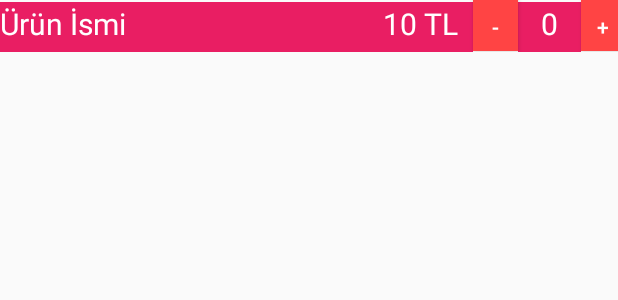
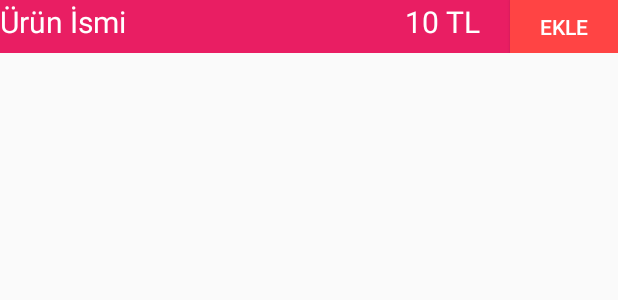
Before and after one commit to fatihy101/yemek-siparis-app, an Android app: the layout satir_urun_liste.xml on its own in the app's theme, with its tools: preview values and no code run, on a phone screen of 412 x 824 dp. Shown: the top 300 px of the screen. Run offline under Robolectric (Android 15) with nearby library versions, the phone set to English and light mode, and no system bars.

Commit message:
Urunleri listeleme tamamlandı.  (STABLE)

```diff
--- a/project_file/YemekSiparisApp/app/src/main/java/com/yazilimmuhendisligi/yemeksiparis/ui_musteri/SiparisVerActivity/RestoranListeRecylerAdapter_Musteri.java
+++ b/project_file/YemekSiparisApp/app/src/main/java/com/yazilimmuhendisligi/yemeksiparis/ui_musteri/SiparisVerActivity/RestoranListeRecylerAdapter_Musteri.java
@@ -43,6 +43,7 @@ public class RestoranListeRecylerAdapter_Musteri extends RecyclerView.Adapter<Re
             public void onClick(View v) {
                 Intent intent = new Intent(v.getContext(), UrunListelemeActivity_Siparis.class);
                 intent.putExtra("firmaUID",firmalar_uid.get(position));
+                intent.putExtra("firma_isim",firmalar_isim.get(position));
                  v.getContext().startActivity(intent);
             }
         });
--- a/project_file/YemekSiparisApp/app/src/main/res/layout/activity_urun_listeleme__siparis.xml
+++ b/project_file/YemekSiparisApp/app/src/main/res/layout/activity_urun_listeleme__siparis.xml
@@ -7,8 +7,8 @@
     android:layout_height="match_parent"
     tools:context=".ui_musteri.SiparisVerActivity.UrunListelemeActivity_Siparis">
 
-    <ListView
-        android:id="@+id/listview_urunler"
+    <androidx.recyclerview.widget.RecyclerView
+        android:id="@+id/urunler_musteri_recyclerview"
         android:layout_width="match_parent"
         android:layout_height="match_parent" />
 
--- a/project_file/YemekSiparisApp/app/src/main/res/layout/satir_urun_liste.xml
+++ b/project_file/YemekSiparisApp/app/src/main/res/layout/satir_urun_liste.xml
@@ -1,5 +1,7 @@
 <?xml version="1.0" encoding="utf-8"?>
-<GridLayout xmlns:android="http://schemas.android.com/apk/res/android"
+<androidx.constraintlayout.widget.ConstraintLayout xmlns:android="http://schemas.android.com/apk/res/android"
+    xmlns:app="http://schemas.android.com/apk/res-auto"
+    xmlns:tools="http://schemas.android.com/tools"
     android:orientation="vertical"
      android:layout_width="match_parent"
     android:layout_height="wrap_content">
@@ -7,71 +9,46 @@
     <TextView
         android:id="@+id/urun_ismi_liste"
         android:layout_width="250dp"
-        android:layout_height="wrap_content"
+        android:layout_height="35dp"
+
+        android:background="@color/colorPrimaryDark"
+        android:paddingTop="0.7dp"
+        android:paddingBottom="5.5dp"
+        android:text="Ürün İsmi"
+        android:textColor="@color/textColor"
         android:textSize="20sp"
-        android:layout_row="0"
-        android:layout_column="0"
-        android:background="@color/colorPrimaryDark"
-        android:textColor="@color/textColor"
-        android:paddingBottom="5.5dp"
-        android:paddingTop="0.7dp"
-        android:text="Ürün İsmi"/>
+        app:layout_constraintBottom_toBottomOf="parent"
+        app:layout_constraintEnd_toStartOf="@+id/urun_fiyat_liste"
+        app:layout_constraintStart_toStartOf="parent"
+        app:layout_constraintTop_toTopOf="parent" />
 
     <TextView
         android:id="@+id/urun_fiyat_liste"
-        android:layout_width="65dp"
-        android:layout_height="wrap_content"
-        android:textSize="20sp"
-        android:layout_row="0"
+        android:layout_width="90dp"
+        android:layout_height="35dp"
         android:layout_column="1"
         android:background="@color/colorPrimaryDark"
+        android:paddingTop="0.7dp"
+        android:textAlignment="center"
+        android:paddingBottom="5.5dp"
+        android:text="10 TL"
         android:textColor="@color/textColor"
-        android:text="10 TL"
-      android:paddingRight="5dp"
-        android:paddingLeft="5dp"
-        android:paddingBottom="5.5dp"
-        android:paddingTop="0.7dp"
-        />
+        android:textSize="20sp"
+        app:layout_constraintBottom_toBottomOf="parent"
+        app:layout_constraintEnd_toStartOf="@+id/urun_arttir"
+        app:layout_constraintStart_toEndOf="@+id/urun_ismi_liste"
+        app:layout_constraintTop_toTopOf="parent" />
 
     <Button
-        android:id="@+id/urun_azalt"
-        android:text="-"
-        android:layout_height="34dp"
-        android:layout_width="30dp"
-        android:layout_row="0"
-        android:layout_column="2"
-        android:paddingTop="3dp"
+        android:id="@+id/urun_arttir"
+        android:layout_width="72dp"
+        android:layout_height="35dp"
+
         android:background="@android:color/holo_red_light"
+        android:text="Ekle"
         android:textColor="@color/textColor"
-        android:paddingBottom="1.5dp"
+        app:layout_constraintBottom_toBottomOf="parent"
+        app:layout_constraintEnd_toEndOf="parent"
+        app:layout_constraintTop_toTopOf="parent" />
 
-        />
-
-    <TextView
-        android:id="@+id/urun_sayac"
-        android:layout_width="wrap_content"
-        android:layout_height="wrap_content"
-        android:layout_row="0"
-        android:layout_column="3"
-        android:paddingLeft="15dp"
-       android:paddingRight="15dp"
-        android:paddingBottom="5.5dp"
-        android:paddingTop="0.7dp"
-        android:background="@color/colorPrimaryDark"
-        android:text="0"
-        android:textColor="@color/textColor"
-        android:textSize="20sp" />
-    <Button
-        android:id="@+id/urun_arttir"
-        android:text="+"
-        android:paddingTop="3dp"
-        android:layout_height="34dp"
-        android:layout_width="30dp"
-        android:layout_row="0"
-        android:layout_column="4"
-        android:background="@android:color/holo_red_light"
-        android:textColor="@color/textColor"
-        android:paddingBottom="1.5dp"
-        />
-
-</GridLayout>
+</androidx.constraintlayout.widget.ConstraintLayout>
```
Also changed, not shown: project_file/YemekSiparisApp/app/src/main/java/com/yazilimmuhendisligi/yemeksiparis/ui_musteri/SiparisVerActivity/UrunListRecyclerAdapterM.java (+11 -26 lines), project_file/YemekSiparisApp/app/src/main/java/com/yazilimmuhendisligi/yemeksiparis/ui_musteri/SiparisVerActivity/UrunListelemeActivity_Siparis.java (+7 -39 lines).
